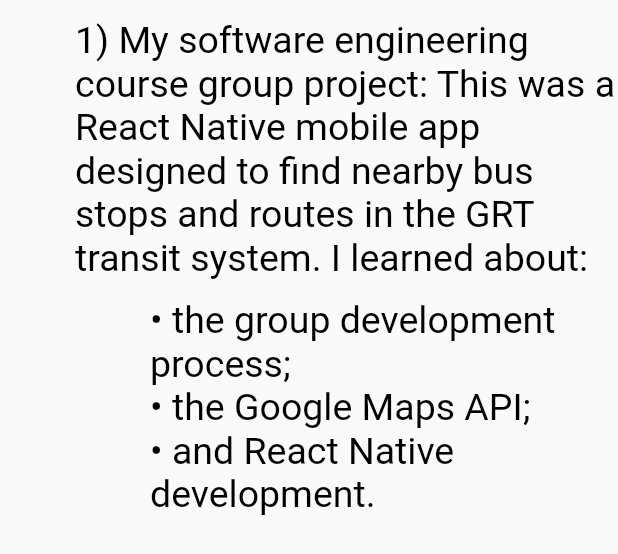
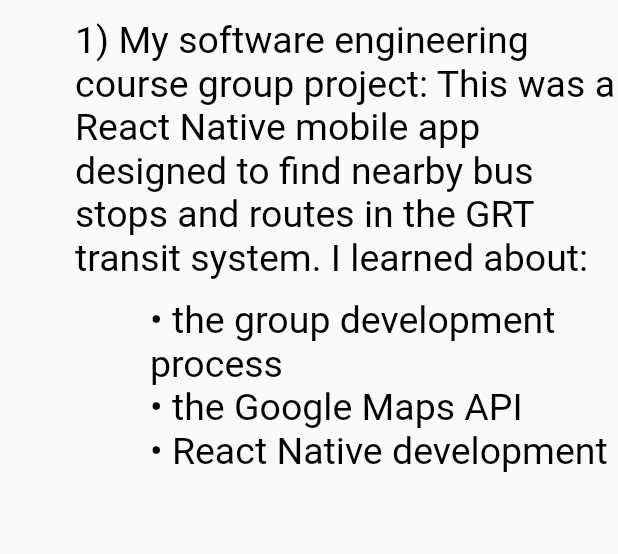
Before and after one commit to haydenjeanson/personal_site_flutter, a Flutter app: the FavActivity1 widget shown alone on an empty page, opened directly, on a phone screen of 412 x 824 dp. Shown: the top 554 px of the screen. Run offline on Flutter 3.47's test engine with Material 2 defaults, Android fonts, the phone set to English and light mode, and no system bars; missing offline and left inert: responsive_image.

Commit message:
grammar change

```diff
--- a/lib/components/about_me/fav_activity_1.dart
+++ b/lib/components/about_me/fav_activity_1.dart
@@ -21,15 +21,15 @@ class FavActivity1 extends StatelessWidget {
             spacing: kIndentDistance,
             children: [
               Text(
-                "• the group development process;",
+                "• the group development process",
                 style: kParagraphTextStyle,
               ),
               Text(
-                "• the Google Maps API;",
+                "• the Google Maps API",
                 style: kParagraphTextStyle,
               ),
               Text(
-                "• and React Native development.",
+                "• React Native development",
                 style: kParagraphTextStyle,
               ),
             ],
```
